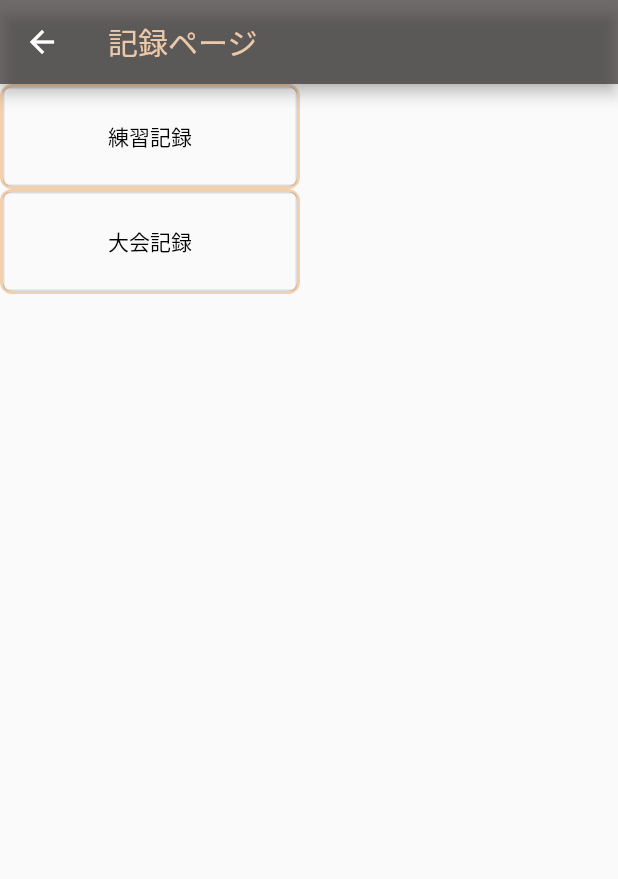
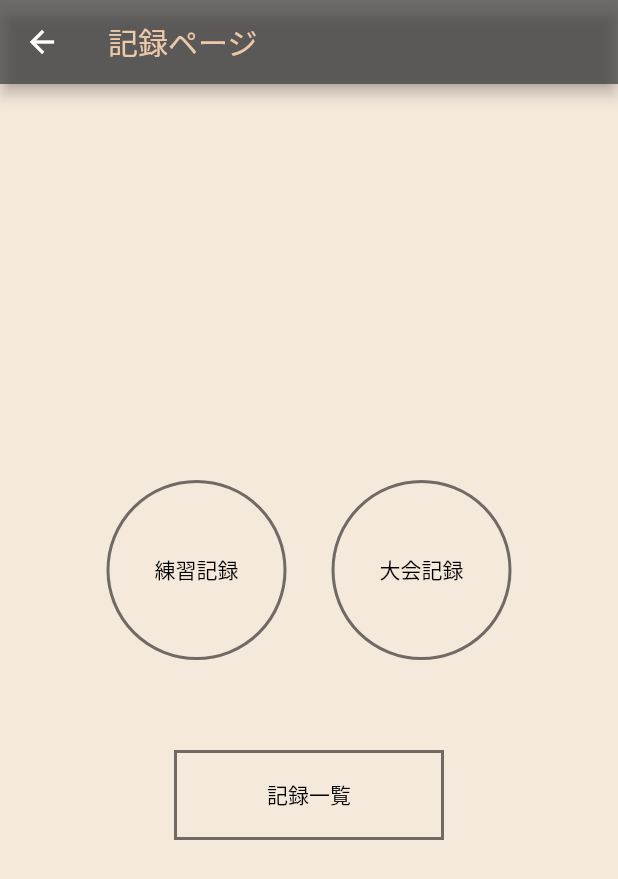
Before and after one commit to Harkii03/SoftTennis, a Flutter app: the RecordPage screen opened directly, on a phone screen of 412 x 824 dp. Shown: the top 879 px of the screen. Run offline on Flutter 3.47's test engine with Material 2 defaults, Android fonts, the phone set to English and light mode, and no system bars; our stand-ins replace cloud_firestore, firebase_auth, firebase_core, flutter_datetime_picker, table_calendar; missing offline and left inert: youtube_api; accounts and stored records are empty.

Commit message:
modified UI

```diff
--- a/tennis/lib/Screens/Record_page.dart
+++ b/tennis/lib/Screens/Record_page.dart
@@ -1,6 +1,7 @@
 import 'package:flutter/material.dart';
-import 'package:tennis/Practice_Record_page.dart';
-import 'package:tennis/tournament_Record_page.dart';
+import 'package:tennis/Screens/Record/App_View_practice_record_page.dart';
+import 'package:tennis/Screens/Record/Practice_record_page.dart';
+import 'package:tennis/Screens/Record/Tournament_record_page.dart';
 
 class RecordPage extends StatefulWidget {
   const RecordPage({Key? key}) : super(key: key);
@@ -11,70 +12,120 @@ class RecordPage extends StatefulWidget {
 class _RecordPageState extends State<RecordPage> {
   @override
   Widget build(BuildContext context) {
-    // TODO: implement build
     return Scaffold(
       appBar: AppBar(
-          // タイトル
-          title: const Text('記録ページ',
-              style: TextStyle(color: Color.fromARGB(246, 241, 205, 172))),
+        // タイトルz
+        title: const Text(
+          '記録ページ',
+          style: TextStyle(color: Color.fromARGB(246, 241, 205, 172)),
+        ),
         // 背景色
-          backgroundColor: Color.fromARGB(173, 49, 44, 44),
+        backgroundColor: const Color.fromARGB(173, 49, 44, 44),
       ),
-        body: Column(
+      body: Container(
+        color: const Color.fromARGB(196, 243, 228, 210),
+        child: Center(
+          child: Column(
+            mainAxisAlignment: MainAxisAlignment.center,
+            children: [
+              Row(
+                mainAxisAlignment: MainAxisAlignment.center,
                 children: [
                   Container(
+                    width: 120,
+                    height: 120,
                     decoration: BoxDecoration(
+                      // 角丸
+                      borderRadius: BorderRadius.circular(60),
                       // 枠線
                       border: Border.all(
-                    color: Color.fromARGB(246, 241, 205, 172), width: 2),
-                // 角丸
-                borderRadius: BorderRadius.circular(8),
+                        color: const Color.fromARGB(173, 49, 44, 44),
+                        width: 2,
                       ),
-              width: 200,
-              height: 70,
-              child: OutlinedButton(
-                child: const Text('練習記録'),
-                style: OutlinedButton.styleFrom(
-                  primary: Colors.black,
                     ),
-                onPressed: () {
+                    child: InkWell(
+                      onTap: () {
                         Navigator.push(
                           context,
                           MaterialPageRoute<void>(
                             builder: (BuildContext context) =>
-                            PracticeRecordPage()),
+                                PracticeRecordPage(),
+                          ),
                         );
                       },
+                      child: Center(
+                        child: Text(
+                          '練習記録',
+                          style: TextStyle(color: Colors.black),
                         ),
                       ),
+                    ),
+                  ),
+                  SizedBox(width: 30),
                   Container(
+                    width: 120,
+                    height: 120,
                     decoration: BoxDecoration(
+                      // 角丸
+                      borderRadius: BorderRadius.circular(60),
                       // 枠線
                       border: Border.all(
-                    color: Color.fromARGB(246, 241, 205, 172), width: 2),
-                // 角丸
-                borderRadius: BorderRadius.circular(8),
+                        color: const Color.fromARGB(173, 49, 44, 44),
+                        width: 2,
                       ),
-              width: 200,
-              height: 70,
-              child: OutlinedButton(
-                child: const Text('大会記録'),
-                style: OutlinedButton.styleFrom(
-                  primary: Colors.black,
                     ),
-                onPressed: () {
+                    child: InkWell(
+                      onTap: () {
                         Navigator.push(
                           context,
                           MaterialPageRoute<void>(
                             builder: (BuildContext context) =>
-                            TournamentRecordPage()),
+                                TournamentRecordPage(),
+                          ),
                         );
                       },
+                      child: Center(
+                        child: Text(
+                          '大会記録',
+                          style: TextStyle(color: Colors.black),
+                        ),
+                      ),
                     ),
                   ),
                 ],
-        ));
-
-    throw UnimplementedError();
+              ),
+              SizedBox(height: 60),
+              Container(
+                width: 180,
+                height: 60,
+                decoration: BoxDecoration(
+                  // 枠線
+                  border: Border.all(
+                    color: const Color.fromARGB(173, 49, 44, 44),
+                    width: 2,
+                  ),
+                ),
+                child: InkWell(
+                  onTap: () {
+                    Navigator.push(
+                      context,
+                      MaterialPageRoute<void>(
+                        builder: (BuildContext context) => AppRecordViewPage(),
+                      ),
+                    );
+                  },
+                  child: Center(
+                    child: Text(
+                      '記録一覧',
+                      style: TextStyle(color: Colors.black),
+                    ),
+                  ),
+                ),
+              ),
+            ],
+          ),
+        ),
+      ),
+    );
   }
 }
```
Lines whose indentation alone changed are shown as unchanged.
